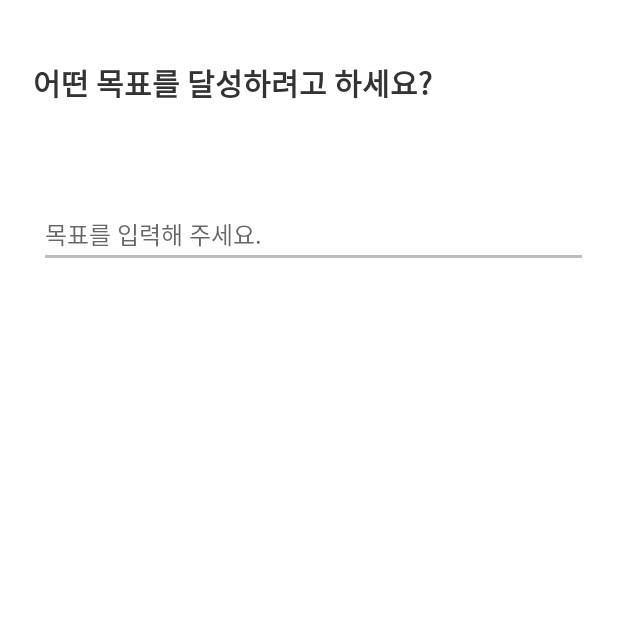
After one commit to YAPP-16th/Team_Android_1_Client, an Android app: the fragment GoalTitleFragment shown on its own in the app's theme, on a phone screen of 412 x 824 dp, the top half of it. The commit adds this screen. Run offline under Robolectric (Android 15) with nearby library versions, the phone set to English and light mode, and no system bars; our stand-ins replace data binding; libraries missing offline, so code that uses them is left out: com.jakewharton.rxbinding, rx.android.schedulers.

Commit message:
목표 생성 2번 페이지 추가

```diff
--- /dev/null
+++ b/app/src/main/java/com/eroom/erooja/feature/addGoal/newGoalFrame/NewGoalPresenter.kt
@@ -0,0 +1,4 @@
+package com.eroom.erooja.feature.addGoal.newGoalFrame
+
+class NewGoalPresenter(override val view: NewGoalContract.View) : NewGoalContract.Presenter {
+}
--- /dev/null
+++ b/app/src/main/java/com/eroom/erooja/feature/addGoal/newGoalPage/GoalTitleFragment.kt
@@ -0,0 +1,72 @@
+package com.eroom.erooja.feature.addGoal.newGoalPage
+
+import android.os.Bundle
+import android.text.Editable
+import android.text.TextWatcher
+import androidx.fragment.app.Fragment
+import android.view.LayoutInflater
+import android.view.View
+import android.view.ViewGroup
+import androidx.databinding.ObservableField
+import androidx.lifecycle.MutableLiveData
+
+import com.eroom.erooja.R
+import com.eroom.erooja.databinding.FragmentGoalTitleBinding
+import com.jakewharton.rxbinding.widget.RxTextView
+import rx.android.schedulers.AndroidSchedulers
+import java.util.concurrent.TimeUnit
+
+
+class GoalTitleFragment : Fragment() {
+    private lateinit var goalTitleBinding: FragmentGoalTitleBinding
+    val goalTitle: MutableLiveData<String> = MutableLiveData()
+    var goalTitleCheck: MutableLiveData<Boolean> = MutableLiveData(false)
+
+
+    companion object {
+        @JvmStatic
+        fun newInstance() = GoalTitleFragment()
+    }
+
+    override fun onCreateView(
+        inflater: LayoutInflater, container: ViewGroup?,
+        savedInstanceState: Bundle?
+    ): View? {
+        // Inflate the layout for this fragment
+        setUpDataBinding(inflater, container)
+        initView()
+        return goalTitleBinding.root
+    }
+
+    private fun setUpDataBinding(inflater: LayoutInflater, container: ViewGroup?) {
+        goalTitleBinding = FragmentGoalTitleBinding.inflate(inflater, container, false)
+        goalTitleBinding.fragment = this
+    }
+
+    private fun initView() {
+        goalTitleBinding.goalTitle.addTextChangedListener(object : TextWatcher {
+            override fun afterTextChanged(s: Editable?) {
+                val it = s.toString().trim()
+                val len = it.length
+                goalTitleCheck.value = len > 4
+                if (len in 1..4) {
+                    goalTitleBinding.goalTitleLengthError.visibility = View.VISIBLE
+                } else {
+                    goalTitleBinding.goalTitleLengthError.visibility = View.INVISIBLE
+                    goalTitle.value = it
+                }
+            }
+
+            override fun beforeTextChanged(s: CharSequence?, start: Int, count: Int, after: Int) {
+
+            }
+
+            override fun onTextChanged(s: CharSequence?, start: Int, before: Int, count: Int) {
+
+            }
+
+        })
+        //goalTitleBinding.goalTitleLengthError.visibility = if(it.length >)
+    }
+
+}
--- /dev/null
+++ b/app/src/main/res/layout/fragment_goal_title.xml
@@ -0,0 +1,60 @@
+<?xml version="1.0" encoding="utf-8"?>
+<layout xmlns:android="http://schemas.android.com/apk/res/android"
+    xmlns:app="http://schemas.android.com/apk/res-auto"
+    xmlns:tools="http://schemas.android.com/tools">
+    <data>
+        <variable
+            name="fragment"
+            type="com.eroom.erooja.feature.addGoal.newGoalPage.GoalTitleFragment" />
+    </data>
+
+    <androidx.constraintlayout.widget.ConstraintLayout
+        android:layout_width="match_parent"
+        android:layout_height="match_parent"
+        tools:context=".feature.addGoal.newGoalPage.GoalTitleFragment">
+
+        <TextView
+            android:id="@+id/question"
+            android:layout_width="wrap_content"
+            android:layout_height="wrap_content"
+            android:lineSpacingExtra="11sp"
+            android:text="@string/newGoal_title"
+            android:textColor="@color/grey7"
+            android:textSize="20sp"
+            android:textStyle="bold"
+            app:layout_constraintBottom_toBottomOf="parent"
+            app:layout_constraintEnd_toEndOf="parent"
+            app:layout_constraintHorizontal_bias="0.15"
+            app:layout_constraintStart_toStartOf="parent"
+            app:layout_constraintTop_toTopOf="parent"
+            app:layout_constraintVertical_bias="0.05" />
+
+        <EditText
+            android:id="@+id/goalTitle"
+            android:layout_width="366dp"
+            android:layout_height="wrap_content"
+            android:layout_marginTop="64dp"
+            android:backgroundTint="@color/grey4"
+            android:foregroundTint="@color/grey4"
+            android:hint="@string/edit_goal"
+            android:textColor="@color/colorBlack"
+            android:textSize="16sp"
+            app:layout_constraintEnd_toEndOf="parent"
+            app:layout_constraintHorizontal_bias="0.566"
+            app:layout_constraintStart_toStartOf="parent"
+            android:textCursorDrawable="@color/orgDefault"
+            app:layout_constraintTop_toBottomOf="@+id/question" />
+
+        <TextView
+            android:id="@+id/goalTitleLengthError"
+            android:layout_width="328dp"
+            android:layout_height="40dp"
+            android:text="목표명을 5자 이상 입력해주세요"
+            android:textColor="@color/colorError"
+            android:visibility="invisible"
+            app:layout_constraintEnd_toEndOf="parent"
+            app:layout_constraintHorizontal_bias="0.566"
+            app:layout_constraintStart_toStartOf="parent"
+            app:layout_constraintTop_toBottomOf="@+id/goalTitle" />
+    </androidx.constraintlayout.widget.ConstraintLayout>
+</layout>
--- a/app/src/main/res/values/strings.xml
+++ b/app/src/main/res/values/strings.xml
@@ -40,4 +40,6 @@
     <string name="job_class_select_info">직무는 추후에 변경 가능합니다.</string>
     <string name="participants_list_title">참여자 목록</string>
     <string name="starter_text">Starter</string>
+    <string name="newGoal_title">어떤 목표를 달성하려고 하세요?</string>
+    <string name="edit_goal">목표를 입력해 주세요.</string>
 </resources>
```
Also changed, not shown: app/src/main/java/com/eroom/erooja/feature/addGoal/newGoalFrame/NewGoalActivity.kt (added, +119 -0 lines), app/src/main/java/com/eroom/erooja/feature/addGoal/newGoalFrame/NewGoalContract.kt (added, +10 -0 lines), app/src/main/java/com/eroom/erooja/feature/addGoal/newGoalPage/SelectJobFragment.kt (added, +32 -0 lines), app/src/main/res/layout/activity_new_goal.xml (added, +62 -0 lines), app/src/main/res/layout/fragment_select_job.xml (added, +14 -0 lines).
